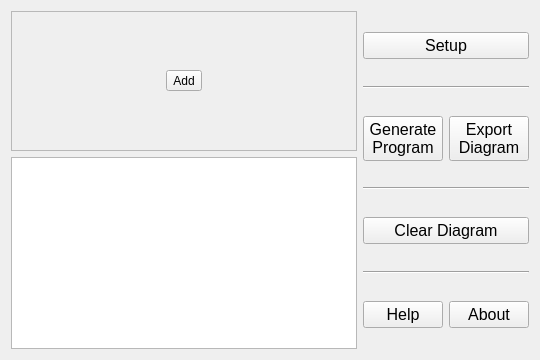
The window that drawwindow.ui (OlyCow/draw-auton) describes before a commit, drawn with Qt 5.
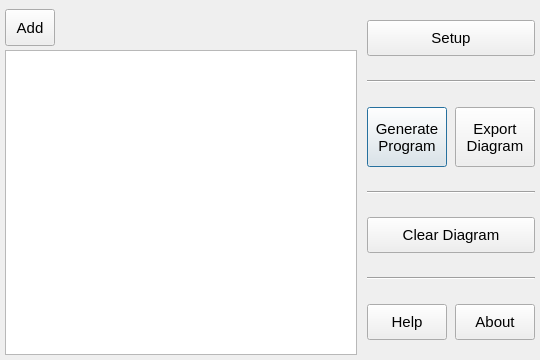
The same window after the commit.

Commit message: Finished basic layout + naming

What changed in the file:
```diff
--- a/drawwindow.ui
+++ b/drawwindow.ui
@@ -10,46 +10,134 @@
     <height>360</height>
    </rect>
   </property>
+  <property name="sizePolicy">
+   <sizepolicy hsizetype="MinimumExpanding" vsizetype="MinimumExpanding">
+    <horstretch>0</horstretch>
+    <verstretch>0</verstretch>
+   </sizepolicy>
+  </property>
+  <property name="minimumSize">
+   <size>
+    <width>540</width>
+    <height>360</height>
+   </size>
+  </property>
+  <property name="font">
+   <font>
+    <pointsize>11</pointsize>
+   </font>
+  </property>
   <property name="windowTitle">
    <string>DrawWindow</string>
   </property>
   <widget class="QWidget" name="centralWidget">
    <layout class="QHBoxLayout" name="horizontalLayout_4">
+    <property name="spacing">
+     <number>10</number>
+    </property>
+    <property name="leftMargin">
+     <number>5</number>
+    </property>
+    <property name="topMargin">
+     <number>5</number>
+    </property>
+    <property name="rightMargin">
+     <number>5</number>
+    </property>
+    <property name="bottomMargin">
+     <number>5</number>
+    </property>
     <item>
-     <layout class="QVBoxLayout" name="verticalLayout">
+     <layout class="QVBoxLayout" name="layout_draw">
+      <property name="spacing">
+       <number>0</number>
+      </property>
       <item>
-       <widget class="QScrollArea" name="scrollArea">
+       <widget class="QScrollArea" name="scrollArea_actions">
+        <property name="sizePolicy">
+         <sizepolicy hsizetype="Expanding" vsizetype="Maximum">
+          <horstretch>0</horstretch>
+          <verstretch>0</verstretch>
+         </sizepolicy>
+        </property>
+        <property name="maximumSize">
+         <size>
+          <width>16777215</width>
+          <height>45</height>
+         </size>
+        </property>
+        <property name="focusPolicy">
+         <enum>Qt::NoFocus</enum>
+        </property>
+        <property name="frameShape">
+         <enum>QFrame::NoFrame</enum>
+        </property>
+        <property name="lineWidth">
+         <number>0</number>
+        </property>
+        <property name="verticalScrollBarPolicy">
+         <enum>Qt::ScrollBarAlwaysOff</enum>
+        </property>
         <property name="widgetResizable">
          <bool>true</bool>
         </property>
-        <widget class="QWidget" name="scrollAreaWidgetContents">
+        <widget class="QWidget" name="layout_scrollArea">
          <property name="geometry">
           <rect>
            <x>0</x>
            <y>0</y>
-           <width>352</width>
-           <height>140</height>
+           <width>356</width>
+           <height>45</height>
           </rect>
          </property>
          <layout class="QHBoxLayout" name="horizontalLayout">
+          <property name="spacing">
+           <number>8</number>
+          </property>
+          <property name="leftMargin">
+           <number>0</number>
+          </property>
+          <property name="topMargin">
+           <number>4</number>
+          </property>
+          <property name="rightMargin">
+           <number>0</number>
+          </property>
+          <property name="bottomMargin">
+           <number>4</number>
+          </property>
           <item>
-           <spacer name="horizontalSpacer_2">
-            <property name="orientation">
-             <enum>Qt::Horizontal</enum>
+           <widget class="QToolButton" name="toolButton_add">
+            <property name="sizePolicy">
+             <sizepolicy hsizetype="Preferred" vsizetype="Expanding">
+              <horstretch>0</horstretch>
+              <verstretch>0</verstretch>
+             </sizepolicy>
             </property>
-            <property name="sizeHint" stdset="0">
+            <property name="minimumSize">
              <size>
-              <width>40</width>
-              <height>20</height>
+              <width>50</width>
+              <height>0</height>
              </size>
             </property>
-           </spacer>
-          </item>
-          <item>
-           <widget class="QToolButton" name="toolButton">
+            <property name="cursor">
+             <cursorShape>PointingHandCursor</cursorShape>
+            </property>
+            <property name="toolTip">
+             <string>Opens Setup dialog to add a new action.</string>
+            </property>
             <property name="text">
              <string>Add</string>
             </property>
+            <property name="iconSize">
+             <size>
+              <width>48</width>
+              <height>48</height>
+             </size>
+            </property>
+            <property name="shortcut">
+             <string>Shift+A</string>
+            </property>
             <property name="toolButtonStyle">
              <enum>Qt::ToolButtonTextUnderIcon</enum>
             </property>
@@ -73,31 +161,48 @@
        </widget>
       </item>
       <item>
-       <widget class="QGraphicsView" name="graphicsView"/>
+       <widget class="QGraphicsView" name="graphicsView">
+        <property name="focusPolicy">
+         <enum>Qt::NoFocus</enum>
+        </property>
+        <property name="verticalScrollBarPolicy">
+         <enum>Qt::ScrollBarAlwaysOff</enum>
+        </property>
+        <property name="horizontalScrollBarPolicy">
+         <enum>Qt::ScrollBarAlwaysOff</enum>
+        </property>
+       </widget>
       </item>
      </layout>
     </item>
     <item>
-     <layout class="QVBoxLayout" name="verticalLayout_2">
+     <layout class="QVBoxLayout" name="layout_commands">
+      <property name="spacing">
+       <number>4</number>
+      </property>
       <item>
        <spacer name="verticalSpacer_7">
         <property name="orientation">
          <enum>Qt::Vertical</enum>
         </property>
+        <property name="sizeType">
+         <enum>QSizePolicy::Fixed</enum>
+        </property>
         <property name="sizeHint" stdset="0">
          <size>
           <width>20</width>
-          <height>40</height>
+          <height>15</height>
          </size>
         </property>
        </spacer>
       </item>
       <item>
-       <widget class="QPushButton" name="pushButton_5">
-        <property name="font">
-         <font>
-          <pointsize>12</pointsize>
-         </font>
+       <widget class="QPushButton" name="pushButton_setup">
+        <property name="minimumSize">
+         <size>
+          <width>0</width>
+          <height>36</height>
+         </size>
         </property>
         <property name="text">
          <string>Setup</string>
@@ -138,26 +243,34 @@
        </spacer>
       </item>
       <item>
-       <layout class="QHBoxLayout" name="horizontalLayout_3">
+       <layout class="QHBoxLayout" name="layout_output">
+        <property name="spacing">
+         <number>8</number>
+        </property>
         <item>
-         <widget class="QPushButton" name="pushButton_3">
-          <property name="font">
-           <font>
-            <pointsize>12</pointsize>
-           </font>
+         <widget class="QPushButton" name="pushButton_generateProgram">
+          <property name="minimumSize">
+           <size>
+            <width>0</width>
+            <height>60</height>
+           </size>
           </property>
           <property name="text">
            <string>Generate
 Program</string>
           </property>
+          <property name="default">
+           <bool>true</bool>
+          </property>
          </widget>
         </item>
         <item>
-         <widget class="QPushButton" name="pushButton_4">
-          <property name="font">
-           <font>
-            <pointsize>12</pointsize>
-           </font>
+         <widget class="QPushButton" name="pushButton_exportDiagram">
+          <property name="minimumSize">
+           <size>
+            <width>0</width>
+            <height>60</height>
+           </size>
           </property>
           <property name="text">
            <string>Export
@@ -201,11 +314,12 @@
        </spacer>
       </item>
       <item>
-       <widget class="QPushButton" name="pushButton_7">
-        <property name="font">
-         <font>
-          <pointsize>12</pointsize>
-         </font>
+       <widget class="QPushButton" name="pushButton_clear">
+        <property name="minimumSize">
+         <size>
+          <width>0</width>
+          <height>36</height>
+         </size>
         </property>
         <property name="text">
          <string>Clear Diagram</string>
@@ -246,13 +360,17 @@
        </spacer>
       </item>
       <item>
-       <layout class="QHBoxLayout" name="horizontalLayout_2">
+       <layout class="QHBoxLayout" name="layout_info">
+        <property name="spacing">
+         <number>8</number>
+        </property>
         <item>
-         <widget class="QPushButton" name="pushButton">
-          <property name="font">
-           <font>
-            <pointsize>12</pointsize>
-           </font>
+         <widget class="QPushButton" name="pushButton_help">
+          <property name="minimumSize">
+           <size>
+            <width>0</width>
+            <height>36</height>
+           </size>
           </property>
           <property name="text">
            <string>Help</string>
@@ -260,11 +378,12 @@
          </widget>
         </item>
         <item>
-         <widget class="QPushButton" name="pushButton_2">
-          <property name="font">
-           <font>
-            <pointsize>12</pointsize>
-           </font>
+         <widget class="QPushButton" name="pushButton_about">
+          <property name="minimumSize">
+           <size>
+            <width>0</width>
+            <height>36</height>
+           </size>
           </property>
           <property name="text">
            <string>About</string>
@@ -278,10 +397,13 @@
         <property name="orientation">
          <enum>Qt::Vertical</enum>
         </property>
+        <property name="sizeType">
+         <enum>QSizePolicy::Fixed</enum>
+        </property>
         <property name="sizeHint" stdset="0">
          <size>
           <width>20</width>
-          <height>40</height>
+          <height>15</height>
          </size>
         </property>
        </spacer>
```
Left out of the diff: 43 changed lines with no effect on the pictures.
